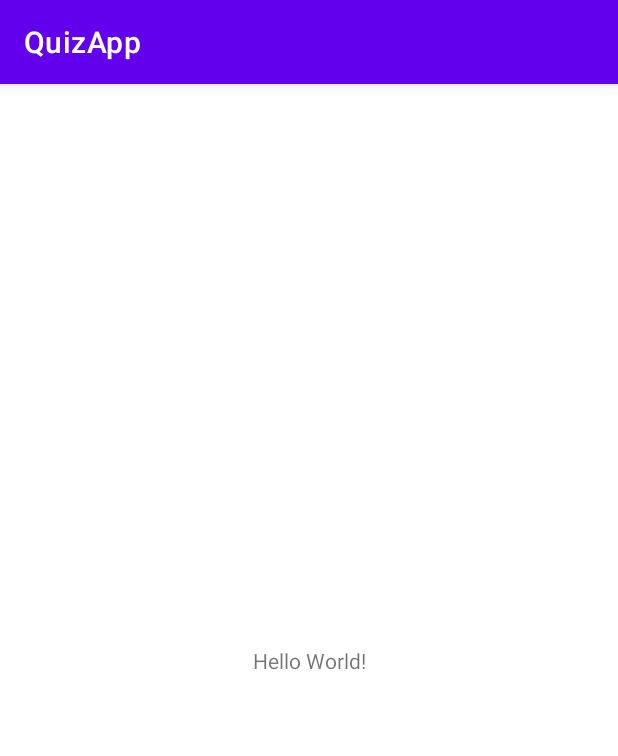
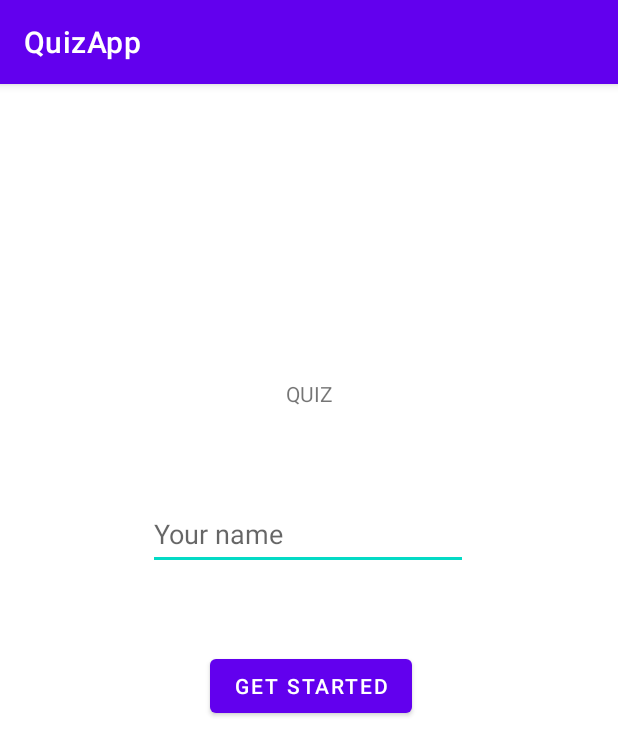
Before and after one commit to tibiv111/Android-Gyak-V.Tibor, an Android app: the screen it shows after launch (MainActivity), on a phone screen of 412 x 824 dp. Shown: the top 756 px of the screen. Run offline under Robolectric (Android 15) with nearby library versions, the phone set to English and light mode, and no system bars.

Commit message:
Labor 3. Android rész

```diff
--- a/Android/app/src/main/java/com/example/quizapp/MainActivity.kt
+++ b/Android/app/src/main/java/com/example/quizapp/MainActivity.kt
@@ -1,11 +1,47 @@
 package com.example.quizapp
+
+
 
 import androidx.appcompat.app.AppCompatActivity
 import android.os.Bundle
+
+import android.widget.Button
+import android.widget.Toast
+
+import android.app.Activity
+import android.content.Context
+import android.view.View
+import android.view.inputmethod.InputMethodManager
+import android.widget.EditText
+import androidx.fragment.app.Fragment
+
+
+import com.google.android.material.snackbar.Snackbar
 
 class MainActivity : AppCompatActivity() {
     override fun onCreate(savedInstanceState: Bundle?) {
         super.onCreate(savedInstanceState)
         setContentView(R.layout.activity_main)
+        val btn1 = findViewById<Button>(R.id.btn1)
+
+        btn1.setOnClickListener {
+            //left toast and snackbar for the sake of testing.
+            val toast = Toast.makeText(applicationContext, "Name accepted in Toast!", Toast.LENGTH_LONG)
+            toast.show()
+            val snackbar = Snackbar.make(it, "Name Accepted in Snackbar!", Snackbar.LENGTH_LONG)
+            hideKeyboard(it)
+            snackbar.show()
+
+        }
+
+
+
     }
+    //it annoyed me that the keyboard stayed after the button press, so I solved it (stackoverflow function)
+    fun Context.hideKeyboard(view: View) {
+        val inputMethodManager = getSystemService(Activity.INPUT_METHOD_SERVICE) as InputMethodManager
+        inputMethodManager.hideSoftInputFromWindow(view.windowToken, 0)
+    }
+
+
 }
--- a/Android/app/src/main/res/layout/activity_main.xml
+++ b/Android/app/src/main/res/layout/activity_main.xml
@@ -1,18 +1,43 @@
 <?xml version="1.0" encoding="utf-8"?>
-<androidx.constraintlayout.widget.ConstraintLayout
-    xmlns:android="http://schemas.android.com/apk/res/android"
+<androidx.constraintlayout.widget.ConstraintLayout xmlns:android="http://schemas.android.com/apk/res/android"
+    xmlns:app="http://schemas.android.com/apk/res-auto"
     xmlns:tools="http://schemas.android.com/tools"
-    xmlns:app="http://schemas.android.com/apk/res-auto"
     android:layout_width="match_parent"
     android:layout_height="match_parent"
     tools:context=".MainActivity">
+
+    <EditText
+        android:id="@+id/nameOfPersonET"
+        android:layout_width="wrap_content"
+        android:layout_height="wrap_content"
+        android:layout_marginBottom="444dp"
+        android:ems="10"
+        android:hint="Your name"
+        android:inputType="textCapSentences"
+        android:minHeight="48dp"
+        app:layout_constraintBottom_toBottomOf="parent"
+        app:layout_constraintEnd_toEndOf="parent"
+        app:layout_constraintHorizontal_bias="0.497"
+        app:layout_constraintStart_toStartOf="parent" />
+
+    <Button
+        android:id="@+id/btn1"
+        android:layout_width="wrap_content"
+        android:layout_height="wrap_content"
+        android:layout_marginTop="53dp"
+        android:layout_marginEnd="37dp"
+        android:text="Get Started"
+        app:layout_constraintEnd_toEndOf="@+id/nameOfPersonET"
+        app:layout_constraintTop_toBottomOf="@+id/nameOfPersonET" />
+
     <TextView
-      android:layout_width="wrap_content"
-      android:layout_height="wrap_content"
-      android:text="Hello World!"
-      app:layout_constraintBottom_toBottomOf="parent"
-      app:layout_constraintLeft_toLeftOf="parent"
-      app:layout_constraintRight_toRightOf="parent"
-      app:layout_constraintTop_toTopOf="parent" />
+        android:id="@+id/textView2"
+        android:layout_width="wrap_content"
+        android:layout_height="wrap_content"
+        android:layout_marginBottom="60dp"
+        android:text="QUIZ"
+        app:layout_constraintBottom_toTopOf="@+id/nameOfPersonET"
+        app:layout_constraintEnd_toEndOf="parent"
+        app:layout_constraintStart_toStartOf="parent" />
 
-  </androidx.constraintlayout.widget.ConstraintLayout>
+</androidx.constraintlayout.widget.ConstraintLayout>
--- a/Android/app/src/main/res/values/strings.xml
+++ b/Android/app/src/main/res/values/strings.xml
@@ -1,3 +1,4 @@
 <resources>
     <string name="app_name">QuizApp</string>
+    <string name="quiz">QUIZ</string>
 </resources>
```
